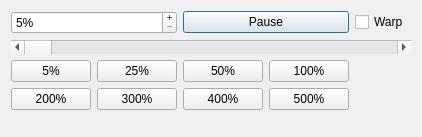
The window that src/c64_speed_window.ui (ThKattanek/emu64) describes before a commit, drawn with Qt 5.
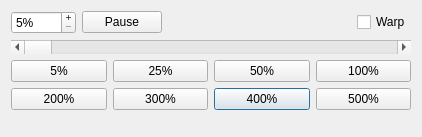
The same window after the commit.

Commit message: fixed c64 speed window

Diff of the .ui file:
```diff
--- a/src/c64_speed_window.ui
+++ b/src/c64_speed_window.ui
@@ -28,98 +28,17 @@
   <layout class="QGridLayout" name="gridLayout_2">
    <item row="0" column="0">
     <layout class="QGridLayout" name="gridLayout">
-     <item row="0" column="0" colspan="2">
-      <widget class="QSpinBox" name="C64Speed">
+     <item row="4" column="2">
+      <widget class="QPushButton" name="Set400">
        <property name="toolTip">
         <string>Hier kannst du die C64 Geschwindigkeit manuell eingeben.</string>
        </property>
-       <property name="wrapping">
-        <bool>false</bool>
-       </property>
-       <property name="buttonSymbols">
-        <enum>QAbstractSpinBox::PlusMinus</enum>
-       </property>
-       <property name="accelerated">
-        <bool>false</bool>
-       </property>
-       <property name="suffix">
-        <string>%</string>
-       </property>
-       <property name="prefix">
-        <string/>
-       </property>
-       <property name="minimum">
-        <number>5</number>
-       </property>
-       <property name="maximum">
-        <number>5000</number>
-       </property>
-      </widget>
-     </item>
-     <item row="0" column="2" colspan="2">
-      <widget class="QPushButton" name="Pause">
-       <property name="toolTip">
-        <string/>
-       </property>
        <property name="text">
-        <string>Pause</string>
+        <string>400%</string>
        </property>
       </widget>
      </item>
-     <item row="0" column="4">
-      <widget class="QCheckBox" name="WarpMode">
-       <property name="text">
-        <string>Warp</string>
-       </property>
-      </widget>
-     </item>
-     <item row="1" column="0" colspan="5">
-      <widget class="QScrollBar" name="ScrollC64Speed">
-       <property name="toolTip">
-        <string>Stufenlos einstellbare Geschwindigkeit.</string>
-       </property>
-       <property name="minimum">
-        <number>5</number>
-       </property>
-       <property name="maximum">
-        <number>500</number>
-       </property>
-       <property name="orientation">
-        <enum>Qt::Horizontal</enum>
-       </property>
-      </widget>
-     </item>
-     <item row="2" column="0">
-      <widget class="QPushButton" name="Set5">
-       <property name="toolTip">
-        <string>Die C64 Geschwindigkeit wird auf 5% gestellt.</string>
-       </property>
-       <property name="text">
-        <string>5%</string>
-       </property>
-      </widget>
-     </item>
-     <item row="3" column="0">
-      <widget class="QPushButton" name="Set200">
-       <property name="toolTip">
-        <string>Die C64 Geschwindigkeit wird auf 200% gestellt.</string>
-       </property>
-       <property name="text">
-        <string>200%</string>
-       </property>
-      </widget>
-     </item>
-     <item row="2" column="1">
-      <widget class="QPushButton" name="Set25">
-       <property name="toolTip">
-        <string>Die C64 Geschwindigkeit wird auf 25% gestellt.</string>
-       </property>
-       <property name="text">
-        <string>25%</string>
-       </property>
-      </widget>
-     </item>
-     <item row="3" column="1">
+     <item row="4" column="1">
       <widget class="QPushButton" name="Set300">
        <property name="toolTip">
         <string>Die C64 Geschwindigkeit wird auf 300% gestellt.</string>
@@ -129,7 +48,7 @@
        </property>
       </widget>
      </item>
-     <item row="2" column="2">
+     <item row="3" column="2">
       <widget class="QPushButton" name="Set50">
        <property name="toolTip">
         <string>Die C64 Geschwindigkeit wird auf 50% gestellt.</string>
@@ -139,17 +58,27 @@
        </property>
       </widget>
      </item>
-     <item row="3" column="2">
-      <widget class="QPushButton" name="Set400">
+     <item row="3" column="0">
+      <widget class="QPushButton" name="Set5">
        <property name="toolTip">
         <string>Die C64 Geschwindigkeit wird auf 400% gestellt.</string>
        </property>
        <property name="text">
-        <string>400%</string>
+        <string>5%</string>
        </property>
       </widget>
      </item>
-     <item row="2" column="3">
+     <item row="4" column="0">
+      <widget class="QPushButton" name="Set200">
+       <property name="toolTip">
+        <string>Die C64 Geschwindigkeit wird auf 200% gestellt.</string>
+       </property>
+       <property name="text">
+        <string>200%</string>
+       </property>
+      </widget>
+     </item>
+     <item row="3" column="3">
       <widget class="QPushButton" name="Set100">
        <property name="toolTip">
         <string>Die C64 Geschwindigkeit wird auf 100% gestellt.</string>
@@ -159,7 +88,17 @@
        </property>
       </widget>
      </item>
-     <item row="3" column="3">
+     <item row="3" column="1">
+      <widget class="QPushButton" name="Set25">
+       <property name="toolTip">
+        <string>Die C64 Geschwindigkeit wird auf 25% gestellt.</string>
+       </property>
+       <property name="text">
+        <string>25%</string>
+       </property>
+      </widget>
+     </item>
+     <item row="4" column="3">
       <widget class="QPushButton" name="Set500">
        <property name="toolTip">
         <string>Die C64 Geschwindigkeit wird auf 500% gestellt.</string>
@@ -169,6 +108,84 @@
        </property>
       </widget>
      </item>
+     <item row="0" column="0" colspan="4">
+      <layout class="QHBoxLayout" name="horizontalLayout">
+       <item>
+        <widget class="QSpinBox" name="C64Speed">
+         <property name="toolTip">
+          <string>Hier kannst du die C64 Geschwindigkeit manuell eingeben.</string>
+         </property>
+         <property name="wrapping">
+          <bool>false</bool>
+         </property>
+         <property name="buttonSymbols">
+          <enum>QAbstractSpinBox::PlusMinus</enum>
+         </property>
+         <property name="accelerated">
+          <bool>false</bool>
+         </property>
+         <property name="suffix">
+          <string>%</string>
+         </property>
+         <property name="prefix">
+          <string/>
+         </property>
+         <property name="minimum">
+          <number>5</number>
+         </property>
+         <property name="maximum">
+          <number>5000</number>
+         </property>
+        </widget>
+       </item>
+       <item>
+        <widget class="QPushButton" name="Pause">
+         <property name="toolTip">
+          <string/>
+         </property>
+         <property name="text">
+          <string>Pause</string>
+         </property>
+        </widget>
+       </item>
+       <item>
+        <spacer name="horizontalSpacer">
+         <property name="orientation">
+          <enum>Qt::Horizontal</enum>
+         </property>
+         <property name="sizeHint" stdset="0">
+          <size>
+           <width>40</width>
+           <height>20</height>
+          </size>
+         </property>
+        </spacer>
+       </item>
+       <item>
+        <widget class="QCheckBox" name="WarpMode">
+         <property name="text">
+          <string>Warp</string>
+         </property>
+        </widget>
+       </item>
+      </layout>
+     </item>
+     <item row="2" column="0" colspan="4">
+      <widget class="QScrollBar" name="ScrollC64Speed">
+       <property name="toolTip">
+        <string>Stufenlos einstellbare Geschwindigkeit.</string>
+       </property>
+       <property name="minimum">
+        <number>5</number>
+       </property>
+       <property name="maximum">
+        <number>500</number>
+       </property>
+       <property name="orientation">
+        <enum>Qt::Horizontal</enum>
+       </property>
+      </widget>
+     </item>
     </layout>
    </item>
    <item row="1" column="0">
```
Left out of the diff: 4 changed lines with no effect on the pictures.
